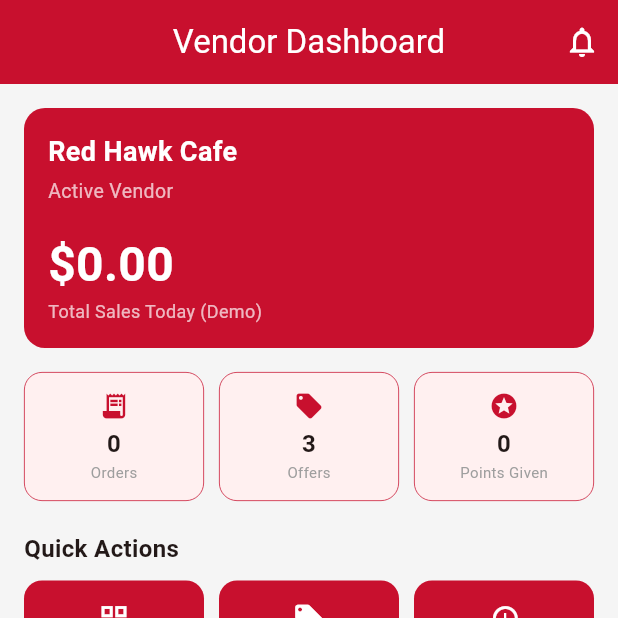
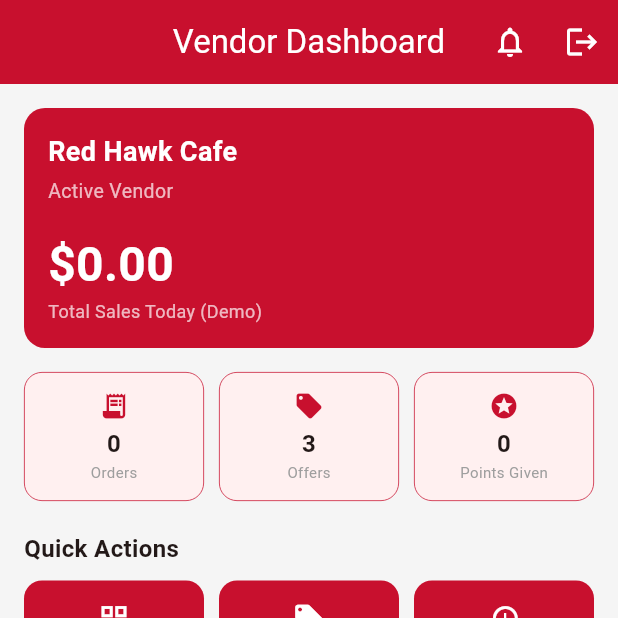
Before and after one commit to harshvk8/redhawkwallet-flutter, a Flutter app: the VendorDashboardScreen screen opened by its route, after a tap on the "notifications none" icon, on a phone screen of 412 x 824 dp, the top half of it. Run offline on Flutter 3.47's test engine with Material 3 defaults, Android fonts, the light colour scheme and no system bars; our stand-ins replace cloud_firestore, firebase_auth, firebase_core, go_router; accounts and stored records are empty.

Commit message:
fix: wire vendor quick actions, admin manage vendors button, logout buttons

```diff
--- a/lib/features/admin/presentation/admin_transactions_screen.dart
+++ b/lib/features/admin/presentation/admin_transactions_screen.dart
@@ -49,7 +49,7 @@ class _AdminTransactionsScreenState extends State<AdminTransactionsScreen> {
               child: ListView.separated(
                 scrollDirection: Axis.horizontal,
                 itemCount: filters.length,
-                separatorBuilder: (_, __) => const SizedBox(width: 8),
+                separatorBuilder: (_, _) => const SizedBox(width: 8),
                 itemBuilder: (context, index) {
                   final filter = filters[index];
                   final selected = filter == selectedFilter;
--- a/lib/features/admin/presentation/admin_users_screen.dart
+++ b/lib/features/admin/presentation/admin_users_screen.dart
@@ -61,7 +61,7 @@ class _AdminUsersScreenState extends State<AdminUsersScreen> {
               child: ListView.separated(
                 scrollDirection: Axis.horizontal,
                 itemCount: roles.length,
-                separatorBuilder: (_, __) => const SizedBox(width: 8),
+                separatorBuilder: (_, _) => const SizedBox(width: 8),
                 itemBuilder: (context, index) {
                   final role = roles[index];
                   final selected = role == selectedRole;
--- a/lib/features/settings/presentation/user_settings_screen.dart
+++ b/lib/features/settings/presentation/user_settings_screen.dart
@@ -114,7 +114,7 @@ class _UserSettingsScreenState extends State<UserSettingsScreen> {
         child: Icon(icon, color: const Color(0xFF8B1A2E), size: 20),
       ),
       title: Text(label, style: const TextStyle(fontSize: 14)),
-      trailing: Switch(value: value, onChanged: onChanged, activeColor: const Color(0xFF8B1A2E)),
+      trailing: Switch(value: value, onChanged: onChanged, activeThumbColor: const Color(0xFF8B1A2E)),
     );
   }
 }
--- a/lib/features/transactions/presentation/user_transaction_history_screen.dart
+++ b/lib/features/transactions/presentation/user_transaction_history_screen.dart
@@ -49,7 +49,7 @@ class _UserTransactionHistoryScreenState extends State<UserTransactionHistoryScr
               child: ListView.separated(
                 scrollDirection: Axis.horizontal,
                 itemCount: filters.length,
-                separatorBuilder: (_, __) => const SizedBox(width: 8),
+                separatorBuilder: (_, _) => const SizedBox(width: 8),
                 itemBuilder: (context, index) {
                   final filter = filters[index];
                   final selected = filter == selectedFilter;
--- a/lib/features/vendor/presentation/vendor_dashboard_screen.dart
+++ b/lib/features/vendor/presentation/vendor_dashboard_screen.dart
@@ -1,13 +1,46 @@
 import 'package:flutter/material.dart';
+import 'package:go_router/go_router.dart';
 
-class VendorDashboardScreen extends StatelessWidget {
+class VendorDashboardScreen extends StatefulWidget {
   const VendorDashboardScreen({super.key});
 
-  final List<Map<String, String>> recentTransactions = const [
+  @override
+  State<VendorDashboardScreen> createState() => _VendorDashboardScreenState();
+}
+
+class _VendorDashboardScreenState extends State<VendorDashboardScreen> {
+  bool _isLoading = true;
+  bool _hasError = false;
+  List<Map<String, String>> recentTransactions = [];
+
+  @override
+  void initState() {
+    super.initState();
+    _loadData();
+  }
+
+  Future<void> _loadData() async {
+    setState(() {
+      _isLoading = true;
+      _hasError = false;
+    });
+    try {
+      await Future.delayed(const Duration(seconds: 1));
+      setState(() {
+        recentTransactions = [
           {'name': 'Alex Johnson', 'amount': '\$12.50', 'time': '2 min ago', 'status': 'Paid'},
           {'name': 'Sara Lee', 'amount': '\$8.00', 'time': '15 min ago', 'status': 'Paid'},
           {'name': 'Mike Chen', 'amount': '\$22.00', 'time': '1 hr ago', 'status': 'Paid'},
         ];
+        _isLoading = false;
+      });
+    } catch (e) {
+      setState(() {
+        _hasError = true;
+        _isLoading = false;
+      });
+    }
+  }
 
   @override
   Widget build(BuildContext context) {
@@ -18,6 +51,10 @@ class VendorDashboardScreen extends StatelessWidget {
         foregroundColor: Colors.white,
         actions: [
           IconButton(icon: const Icon(Icons.notifications_none), onPressed: () {}),
+          IconButton(
+            icon: const Icon(Icons.logout),
+            onPressed: () => context.go('/login'),
+          ),
         ],
       ),
       body: SingleChildScrollView(
@@ -59,17 +96,77 @@ class VendorDashboardScreen extends StatelessWidget {
             const SizedBox(height: 10),
             Row(
               children: [
-                Expanded(child: _quickAction(Icons.qr_code, 'Request Payment')),
+                Expanded(child: _quickAction(context, Icons.qr_code, 'Request Payment', '/vendor/payment-request')),
                 const SizedBox(width: 10),
-                Expanded(child: _quickAction(Icons.local_offer, 'My Offers')),
+                Expanded(child: _quickAction(context, Icons.local_offer, 'My Offers', '/vendor/offers')),
                 const SizedBox(width: 10),
-                Expanded(child: _quickAction(Icons.history, 'History')),
+                Expanded(child: _quickAction(context, Icons.history, 'History', '/vendor/transactions')),
               ],
             ),
             const SizedBox(height: 20),
             const Text('Recent Transactions', style: TextStyle(fontSize: 16, fontWeight: FontWeight.bold)),
             const SizedBox(height: 10),
-            ...recentTransactions.map((tx) => Container(
+            _buildTransactionsSection(),
+          ],
+        ),
+      ),
+    );
+  }
+
+  Widget _buildTransactionsSection() {
+    if (_isLoading) {
+      return const Center(
+        child: Padding(
+          padding: EdgeInsets.all(24.0),
+          child: CircularProgressIndicator(color: Color(0xFFC8102E)),
+        ),
+      );
+    }
+    if (_hasError) {
+      return Container(
+        padding: const EdgeInsets.all(24),
+        decoration: BoxDecoration(
+          color: Colors.red.shade50,
+          borderRadius: BorderRadius.circular(12),
+          border: Border.all(color: Colors.red.shade200),
+        ),
+        child: Column(
+          children: [
+            const Icon(Icons.error_outline, color: Colors.red, size: 40),
+            const SizedBox(height: 8),
+            const Text('Something went wrong.', style: TextStyle(fontWeight: FontWeight.bold)),
+            const SizedBox(height: 12),
+            ElevatedButton.icon(
+              onPressed: _loadData,
+              icon: const Icon(Icons.refresh),
+              label: const Text('Try Again'),
+              style: ElevatedButton.styleFrom(backgroundColor: const Color(0xFFC8102E), foregroundColor: Colors.white),
+            ),
+          ],
+        ),
+      );
+    }
+    if (recentTransactions.isEmpty) {
+      return Container(
+        padding: const EdgeInsets.all(24),
+        decoration: BoxDecoration(
+          color: Colors.grey.shade50,
+          borderRadius: BorderRadius.circular(12),
+          border: Border.all(color: Colors.grey.shade200),
+        ),
+        child: const Column(
+          children: [
+            Icon(Icons.receipt_long, color: Colors.grey, size: 40),
+            SizedBox(height: 8),
+            Text('No transactions yet', style: TextStyle(fontWeight: FontWeight.bold)),
+            SizedBox(height: 4),
+            Text('Your transactions will appear here.', style: TextStyle(color: Colors.grey, fontSize: 13)),
+          ],
+        ),
+      );
+    }
+    return Column(
+      children: recentTransactions.map((tx) => Container(
         margin: const EdgeInsets.only(bottom: 10),
         padding: const EdgeInsets.all(12),
         decoration: BoxDecoration(
@@ -102,20 +199,14 @@ class VendorDashboardScreen extends StatelessWidget {
                 Text(tx['amount']!, style: const TextStyle(fontWeight: FontWeight.bold, fontSize: 14)),
                 Container(
                   padding: const EdgeInsets.symmetric(horizontal: 8, vertical: 2),
-                        decoration: BoxDecoration(
-                          color: Colors.green.shade50,
-                          borderRadius: BorderRadius.circular(20),
-                        ),
+                  decoration: BoxDecoration(color: Colors.green.shade50, borderRadius: BorderRadius.circular(20)),
                   child: Text(tx['status']!, style: TextStyle(color: Colors.green.shade700, fontSize: 11)),
                 ),
               ],
             ),
           ],
         ),
-            )),
-          ],
-        ),
-      ),
+      )).toList(),
     );
   }
 
@@ -140,8 +231,10 @@ class VendorDashboardScreen extends StatelessWidget {
     );
   }
 
-  Widget _quickAction(IconData icon, String label) {
-    return Container(
+  Widget _quickAction(BuildContext context, IconData icon, String label, String route) {
+    return GestureDetector(
+      onTap: () => context.push(route),
+      child: Container(
         padding: const EdgeInsets.symmetric(vertical: 14),
         decoration: BoxDecoration(
           color: const Color(0xFFC8102E),
@@ -154,6 +247,7 @@ class VendorDashboardScreen extends StatelessWidget {
             Text(label, style: const TextStyle(color: Colors.white, fontSize: 11), textAlign: TextAlign.center),
           ],
         ),
+      ),
     );
   }
 }
```
Also changed, not shown: lib/core/router/app_router.dart (+7 -13 lines), lib/features/admin/presentation/admin_dashboard_screen.dart (+76 -18 lines). Lines whose indentation alone changed are shown as unchanged.
